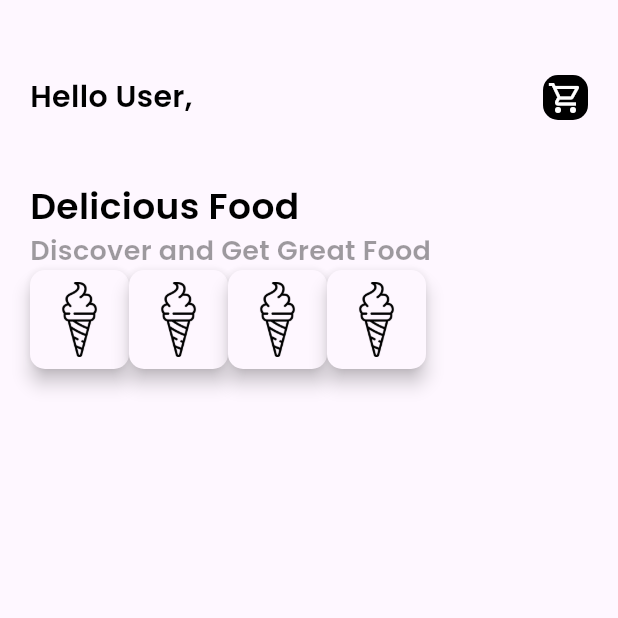
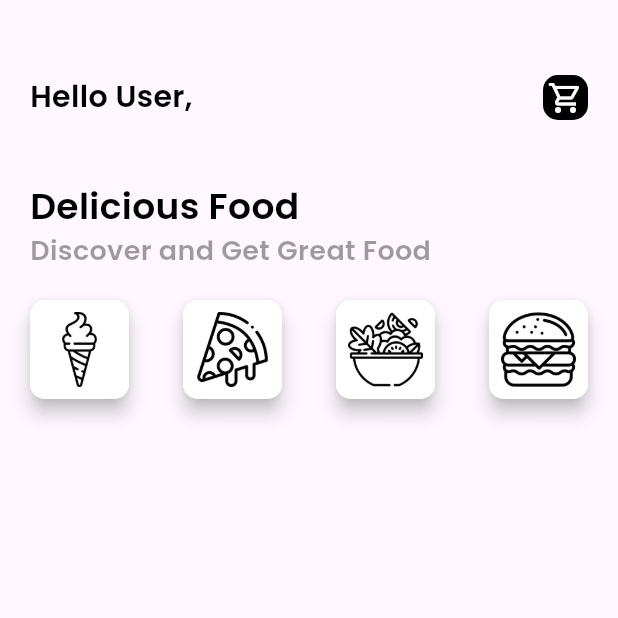
Before and after one commit to Anshuta-Gupta/GroceryApp, a Flutter app: the screen it shows after launch, on a phone screen of 412 x 824 dp, the top half of it. Run offline on Flutter 3.47's test engine with Material 3 defaults, Android fonts, the phone set to English and light mode, and no system bars.

Commit message:
first commit

```diff
--- a/lib/pages/home.dart
+++ b/lib/pages/home.dart
@@ -1,5 +1,6 @@
 import 'package:app1/widget/widget_support.dart';
 import 'package:flutter/material.dart';
+import 'package:flutter/widgets.dart';
 
 class Home extends StatefulWidget {
   const Home({super.key});
@@ -9,6 +10,7 @@ class Home extends StatefulWidget {
 }
 
 class _HomeState extends State<Home> {
+  bool icecream = false, salad = false, pizza = false, burger = false;
   @override
   Widget build(BuildContext context) {
     return Scaffold(
@@ -47,57 +49,113 @@ class _HomeState extends State<Home> {
               'Discover and Get Great Food',
               style: AppWidget.LightTextFieldStyle(),
             ),
+            SizedBox(
+              height: 20,
+            ),
             Row(
+              mainAxisAlignment: MainAxisAlignment.spaceBetween,
               children: [
-                Material(
+                GestureDetector(
+                  onTap: () {
+                    icecream = true;
+                    pizza = false;
+                    burger = false;
+                    salad = false;
+                    setState(() {});
+                  },
+                  child: Material(
                     elevation: 5.0,
                     borderRadius: BorderRadius.circular(10),
                     child: Container(
+                      decoration: BoxDecoration(
+                          color: icecream ? Colors.black : Colors.white,
+                          borderRadius: BorderRadius.circular(10)),
                       padding: EdgeInsets.all(8),
                       child: Image.asset(
                         'images/ice-cream.png',
                         height: 50,
                         width: 50,
                         fit: BoxFit.cover,
+                        color: icecream ? Colors.white : Colors.black,
                       ),
                     ),
                   ),
-                Material(
+                ),
+                GestureDetector(
+                  onTap: () {
+                    icecream = false;
+                    pizza = true;
+                    burger = false;
+                    salad = false;
+                    setState(() {});
+                  },
+                  child: Material(
                     elevation: 5.0,
                     borderRadius: BorderRadius.circular(10),
                     child: Container(
+                      decoration: BoxDecoration(
+                          color: pizza ? Colors.black : Colors.white,
+                          borderRadius: BorderRadius.circular(10)),
                       padding: EdgeInsets.all(8),
                       child: Image.asset(
-                      'images/ice-cream.png',
+                        'images/pizza-slice.png',
                         height: 50,
                         width: 50,
                         fit: BoxFit.cover,
+                        color: pizza ? Colors.white : Colors.black,
                       ),
                     ),
                   ),
-                Material(
+                ),
+                GestureDetector(
+                  onTap: () {
+                    icecream = false;
+                    pizza = false;
+                    burger = false;
+                    salad = true;
+                    setState(() {});
+                  },
+                  child: Material(
                     elevation: 5.0,
                     borderRadius: BorderRadius.circular(10),
                     child: Container(
+                      decoration: BoxDecoration(
+                          color: salad ? Colors.black : Colors.white,
+                          borderRadius: BorderRadius.circular(10)),
                       padding: EdgeInsets.all(8),
                       child: Image.asset(
-                      'images/ice-cream.png',
+                        'images/salad.png',
                         height: 50,
                         width: 50,
                         fit: BoxFit.cover,
+                        color: salad ? Colors.white : Colors.black,
                       ),
                     ),
                   ),
-                Material(
+                ),
+                GestureDetector(
+                  onTap: () {
+                    icecream = false;
+                    pizza = false;
+                    burger = true;
+                    salad = false;
+                    setState(() {});
+                  },
+                  child: Material(
                     elevation: 5.0,
                     borderRadius: BorderRadius.circular(10),
                     child: Container(
+                      decoration: BoxDecoration(
+                          color: burger ? Colors.black : Colors.white,
+                          borderRadius: BorderRadius.circular(10)),
                       padding: EdgeInsets.all(8),
                       child: Image.asset(
-                      'images/ice-cream.png',
+                        'images/burger.png',
                         height: 50,
                         width: 50,
                         fit: BoxFit.cover,
+                        color: burger ? Colors.white : Colors.black,
+                      ),
                     ),
                   ),
                 ),
```
Also changed, not shown: images/pizza-slice.png (added). Lines whose indentation alone changed are shown as unchanged.
